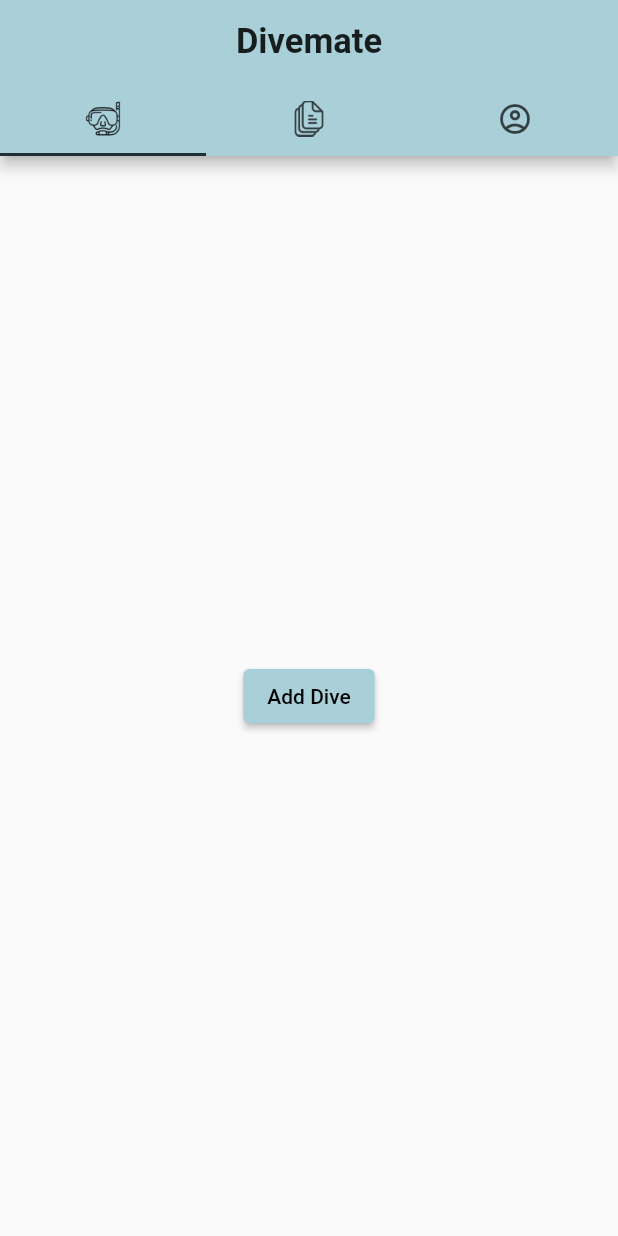
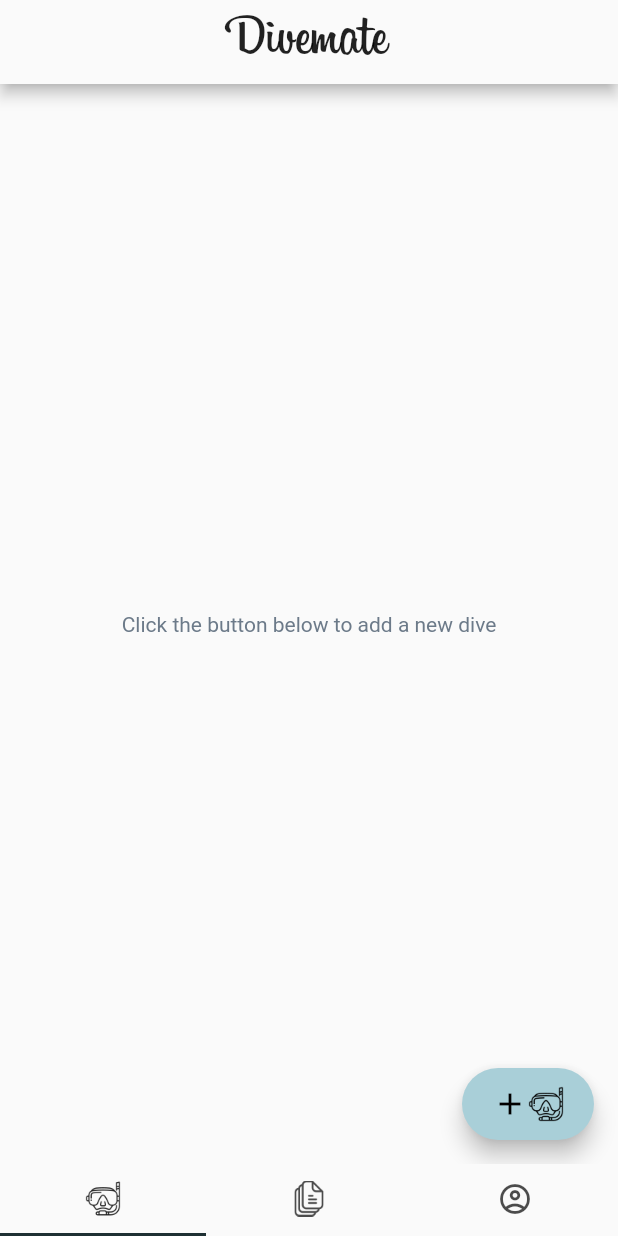
Before and after one commit to wasiqnauman/divemate, a Flutter app: the screen it shows once a user with an empty profile is signed in, on a phone screen of 412 x 824 dp. Run offline on Flutter 3.47's test engine with Material 2 defaults, Android fonts, the phone set to English and light mode, and no system bars; our stand-ins replace cloud_firestore, firebase_auth, firebase_core, google_fonts, toast; accounts and stored records are empty.

Commit message:
Some aesthetic changes

```diff
--- a/project/divemate/lib/screens/divelogs_screen.dart
+++ b/project/divemate/lib/screens/divelogs_screen.dart
@@ -15,7 +15,11 @@ class DiveLogsScreen extends StatefulWidget {
 
 class _DiveLogsScreen extends State<DiveLogsScreen> {
   final db = DatabaseService();
-  dynamic testDive = {'location': 'TEST & CAICOS', 'img': 'LINK_TO_IMG', 'comment': 'AWESOME TEST'};
+  dynamic testDive = {
+    'location': 'TEST & CAICOS',
+    'img': 'LINK_TO_IMG',
+    'comment': 'AWESOME TEST'
+  };
 
   @override
   Widget build(BuildContext context) {
@@ -30,24 +34,36 @@ class _DiveLogsScreen extends State<DiveLogsScreen> {
           stream: db.streamDives(user),
           builder: (context, snapshot) {
             var dives = snapshot.data;
-            if (dives?.isNotEmpty ?? false) { // makes sure the data is not null
+            if (dives?.isNotEmpty ?? false) {
+              // makes sure the data is not null
               return Scaffold(
                 backgroundColor: const Color(0xffecf0f1),
                 body: customListViewDives(dives, user, context),
-                floatingActionButton: floatingButton(() => db.addDive(user, testDive), "assets/icons/log.png"),
+                floatingActionButton: floatingButton(
+                    () => db.addDive(user, testDive), "assets/icons/log.png"),
               );
             } else {
-              return Container(
-                alignment: Alignment(0.0, 0.0),
-                child: ElevatedButton( //separate this into a widget
-                  style: ButtonStyle(
-                    backgroundColor: MaterialStateProperty.all<Color>(Color(0xffa9cfd8)),
-                    foregroundColor: MaterialStateProperty.all<Color>(Colors.black),
+              return Scaffold(
+                body: Center(
+                  child: Text(
+                    "Click the button below to add a new dive",
+                    style: TextStyle(color: Color(0xfff6c7a89)),
                   ),
-                  child: Text("Add Dive"),
-                  onPressed: () => db.addDive(user, testDive),
                 ),
+                floatingActionButton: floatingButton(
+                    () => db.addDive(user, testDive), "assets/icons/log.png"),
               );
+              //   return Container(
+              //     alignment: Alignment(0.0, 0.0),
+              //     child: ElevatedButton( //separate this into a widget
+              //       style: ButtonStyle(
+              //         backgroundColor: MaterialStateProperty.all<Color>(Color(0xffa9cfd8)),
+              //         foregroundColor: MaterialStateProperty.all<Color>(Colors.black),
+              //       ),
+              //       child: Text("Add Dive"),
+              //       onPressed: () => db.addDive(user, testDive),
+              //     ),
+              //   );
             }
           },
         ),
--- a/project/divemate/lib/screens/home_screen.dart
+++ b/project/divemate/lib/screens/home_screen.dart
@@ -36,22 +36,39 @@ class _HomeScreen extends State<HomeScreen> {
                 length: 3,
                 child: Scaffold(
                   appBar: AppBar(
-                    title: Text("Divemate",
-                        style: TextStyle(
-                            fontWeight: FontWeight.bold, fontSize: 23)),
+                    backgroundColor: Theme.of(context).canvasColor,
+                    title: Text(
+                      'Divemate',
+                      style: TextStyle(fontFamily: 'Billabong', fontSize: 38.0),
+                    ),
                     centerTitle: true,
-                    bottom: TabBar(
+                  ),
+                  bottomNavigationBar: TabBar(
                     tabs: [
-                        Tab(
-                            icon:
-                                ImageIcon(AssetImage("assets/icons/log.png"))),
+                      Tab(icon: ImageIcon(AssetImage("assets/icons/log.png"))),
                       Tab(
                           icon: ImageIcon(
                               AssetImage("assets/icons/documents.png"))),
                       Tab(icon: Icon(Icons.account_circle_outlined)),
                     ],
                   ),
-                  ),
+
+                  // // title: Text("Divemate",
+                  // //     style: TextStyle(
+                  // //         fontWeight: FontWeight.bold, fontSize: 23)),
+                  // centerTitle: true,
+                  //   bottom: TabBar(
+                  //     tabs: [
+                  //       Tab(
+                  //           icon:
+                  //               ImageIcon(AssetImage("assets/icons/log.png"))),
+                  //       Tab(
+                  //           icon: ImageIcon(
+                  //               AssetImage("assets/icons/documents.png"))),
+                  //       Tab(icon: Icon(Icons.account_circle_outlined)),
+                  //     ],
+                  //   ),
+                  // ),
                   body: TabBarView(
                     children: [
                       DiveLogsScreen(),
@@ -59,9 +76,6 @@ class _HomeScreen extends State<HomeScreen> {
                       UserProfile(),
                     ],
                   ),
-                )
-            )
-        )
-    );
+                ))));
   }
 }
```
Also changed, not shown: project/divemate/lib/screens/documents_screen.dart (+26 -8 lines), project/divemate/lib/screens/user_profile.dart (+36 -11 lines), project/divemate/lib/theme.dart (line endings or trailing spaces). Lines whose indentation alone changed are shown as unchanged.
